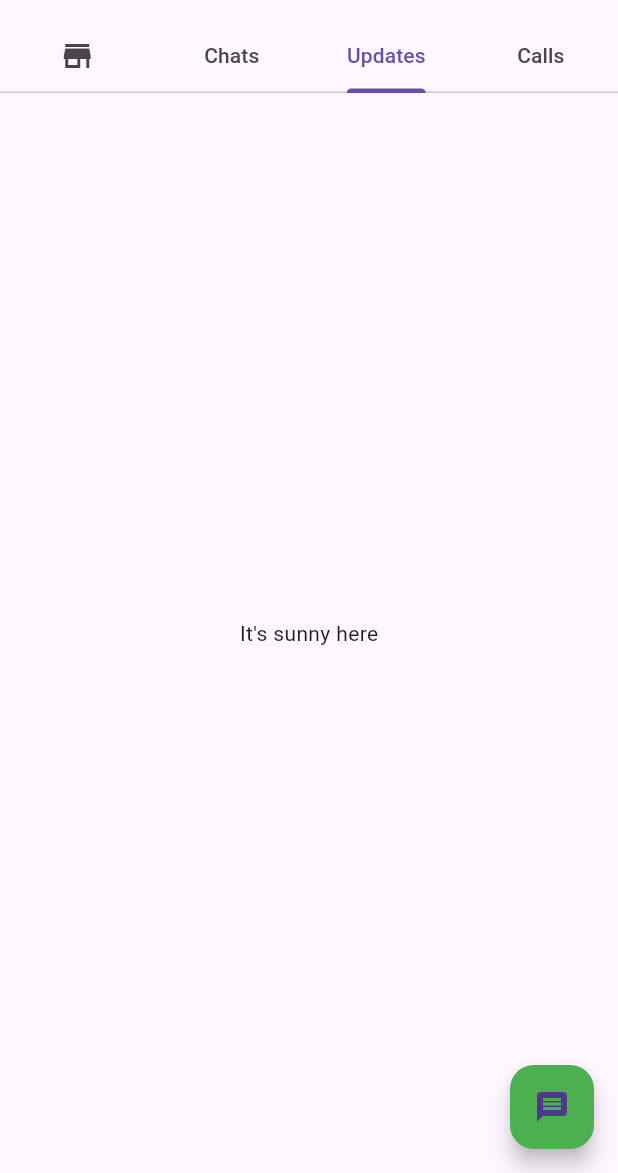
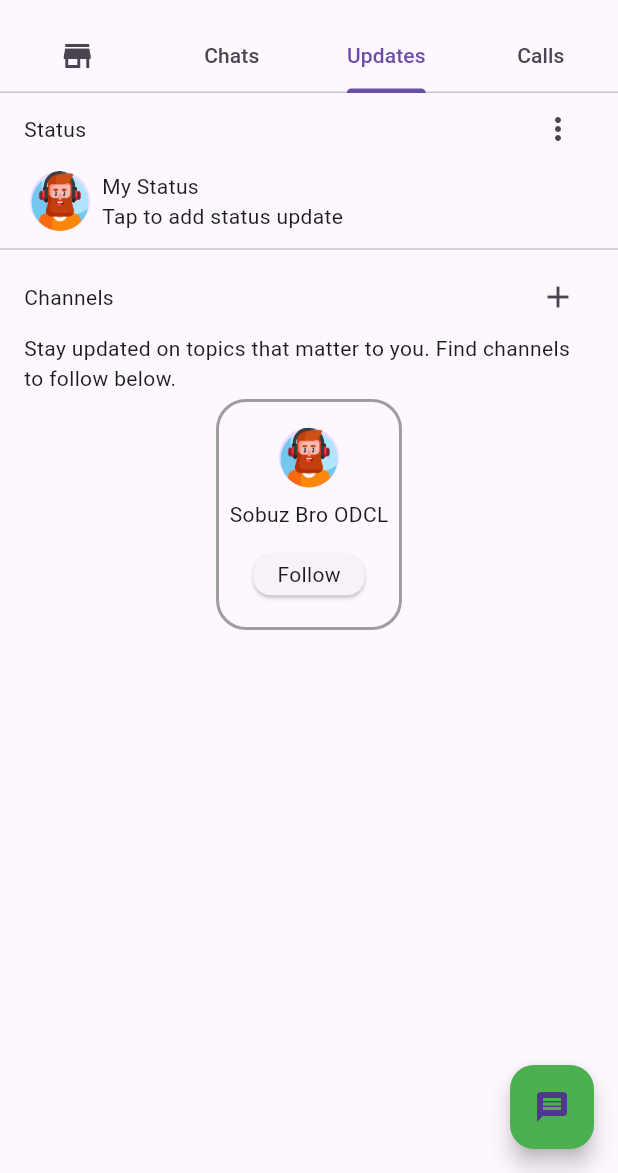
Before and after one commit to carbon-ahs/flutter_whatsApp_ui, a Flutter app: the screen it shows after launch, tab 3 chosen, after a tap on the "more vert" icon, on a phone screen of 412 x 824 dp, the part 63-1236 px from its top. Run offline on Flutter 3.47's test engine with Material 3 defaults, Android fonts, the phone set to English and light mode, and no system bars.

Commit message:
chat screen done, update screen halfway

```diff
--- a/lib/components.dart
+++ /dev/null
@@ -1 +0,0 @@
-export 'widgets/store_list_tile.dart';
--- a/lib/home.dart
+++ b/lib/home.dart
@@ -1,8 +1,10 @@
 // ignore_for_file: prefer_const_constructors, prefer_const_literals_to_create_immutables
 
 import 'package:flutter/material.dart';
+import 'package:flutter_chat_ui/screens/chat_screen.dart';
+import 'package:flutter_chat_ui/screens/update_screen.dart';
 import 'package:flutter_chat_ui/widgets/chat_list_tile.dart';
-import 'components.dart';
+import 'widgets/components.dart';
 
 // import 'screens/chat_screen.dart';
 
@@ -65,10 +67,8 @@ class HomeState extends State<Home> {
         body: const TabBarView(
           children: <Widget>[
             StoreListTile(),
-            ChatListTile(),
-            Center(
-              child: Text("It's sunny here"),
-            ),
+            ChatScreen(),
+            UpdateScreen(),
             Center(
               child: Text("It's foo here"),
             ),
--- /dev/null
+++ b/lib/screens/chat_screen.dart
@@ -0,0 +1,25 @@
+// ignore_for_file: prefer_const_constructors
+
+import 'package:flutter/material.dart';
+import 'package:flutter_chat_ui/widgets/chat_list_tile.dart';
+// import 'package:flutter_chat_ui/widgets/components.dart';
+
+class ChatScreen extends StatelessWidget {
+  const ChatScreen({super.key});
+
+  @override
+  Widget build(BuildContext context) {
+    return ListView.builder(
+      itemCount: 10,
+      itemBuilder: (context, position) {
+        return Padding(
+          padding: const EdgeInsets.symmetric(
+            horizontal: 8,
+            vertical: 2,
+          ),
+          child: ChatListTile(),
+        );
+      },
+    );
+  }
+}
--- /dev/null
+++ b/lib/screens/update_screen.dart
@@ -0,0 +1,19 @@
+// ignore_for_file: prefer_const_constructors, prefer_const_literals_to_create_immutables
+
+import 'package:flutter/material.dart';
+import 'package:flutter_chat_ui/widgets/channel_tile.dart';
+import 'package:flutter_chat_ui/widgets/status_tile.dart';
+
+class UpdateScreen extends StatelessWidget {
+  const UpdateScreen({super.key});
+
+  @override
+  Widget build(BuildContext context) {
+    return Column(
+      children: [
+        StatusTile(),
+        ChannelTile(),
+      ],
+    );
+  }
+}
--- /dev/null
+++ b/lib/widgets/channel_card.dart
@@ -0,0 +1,48 @@
+// ignore_for_file: prefer_const_constructors
+
+import 'package:flutter/material.dart';
+
+class ChannelCard extends StatelessWidget {
+  const ChannelCard({super.key});
+
+  @override
+  Widget build(BuildContext context) {
+    return Container(
+      // alignment: Alignment.center,
+      margin: EdgeInsets.all(4),
+      decoration: BoxDecoration(
+        shape: BoxShape.rectangle,
+        border: Border.all(
+          width: 2,
+          color: Colors.grey,
+        ),
+        borderRadius: BorderRadius.circular(20),
+      ),
+      child: SizedBox(
+        height: 150,
+        width: 120,
+        child: Column(
+          mainAxisAlignment: MainAxisAlignment.center,
+          children: [
+            CircleAvatar(
+              backgroundImage: AssetImage('assets/images/avatar.png'),
+            ),
+            SizedBox(height: 8),
+            Text('Sobuz Bro ODCL'),
+            SizedBox(height: 12),
+            GestureDetector(
+              onTap: () {},
+              child: Card(
+                child: Padding(
+                  padding: const EdgeInsets.symmetric(
+                      vertical: 4.0, horizontal: 16.0),
+                  child: Text('Follow'),
+                ),
+              ),
+            )
+          ],
+        ),
+      ),
+    );
+  }
+}
--- /dev/null
+++ b/lib/widgets/channel_tile.dart
@@ -0,0 +1,34 @@
+import 'package:flutter/material.dart';
+import 'package:flutter_chat_ui/widgets/channel_card.dart';
+
+class ChannelTile extends StatelessWidget {
+  const ChannelTile({super.key});
+
+  @override
+  Widget build(BuildContext context) {
+    return Column(
+      children: [
+        Padding(
+          padding: const EdgeInsets.symmetric(horizontal: 16.0),
+          child: Column(
+            children: [
+              Row(
+                mainAxisAlignment: MainAxisAlignment.spaceBetween,
+                children: [
+                  Text('Channels'),
+                  IconButton(
+                    onPressed: () {},
+                    icon: Icon(Icons.add),
+                  )
+                ],
+              ),
+              Text(
+                  'Stay updated on topics that matter to you. Find channels to follow below.'),
+            ],
+          ),
+        ),
+        ChannelCard()
+      ],
+    );
+  }
+}
--- /dev/null
+++ b/lib/widgets/components.dart
@@ -0,0 +1 @@
+export 'store_list_tile.dart';
--- /dev/null
+++ b/lib/widgets/status_tile.dart
@@ -0,0 +1,58 @@
+// ignore_for_file: prefer_const_constructors, prefer_const_literals_to_create_immutables
+
+import 'package:flutter/material.dart';
+
+class StatusTile extends StatelessWidget {
+  const StatusTile({super.key});
+
+  @override
+  Widget build(BuildContext context) {
+    return Column(
+      children: [
+        Padding(
+          padding: const EdgeInsets.symmetric(horizontal: 16.0),
+          child: Row(
+            mainAxisAlignment: MainAxisAlignment.spaceBetween,
+            children: [
+              Text('Status'),
+              IconButton(
+                onPressed: () {},
+                icon: Icon(Icons.more_vert_sharp),
+              )
+            ],
+          ),
+        ),
+        Padding(
+          padding: const EdgeInsets.symmetric(horizontal: 16.0),
+          child: Container(
+            alignment: Alignment.center,
+            margin: EdgeInsets.all(4),
+            decoration: BoxDecoration(
+              shape: BoxShape.rectangle,
+            ),
+            child: Row(
+              // mainAxisAlignment: MainAxisAlignment.center,
+              children: [
+                CircleAvatar(
+                  backgroundImage: AssetImage('assets/images/avatar.png'),
+                ),
+                SizedBox(width: 8),
+                Column(
+                  crossAxisAlignment: CrossAxisAlignment.start,
+                  children: [
+                    Text('My Status'),
+                    Text('Tap to add status update'),
+                  ],
+                ),
+                SizedBox(height: 12),
+              ],
+            ),
+          ),
+        ),
+        Divider(
+          thickness: 1,
+        )
+      ],
+    );
+  }
+}
```
